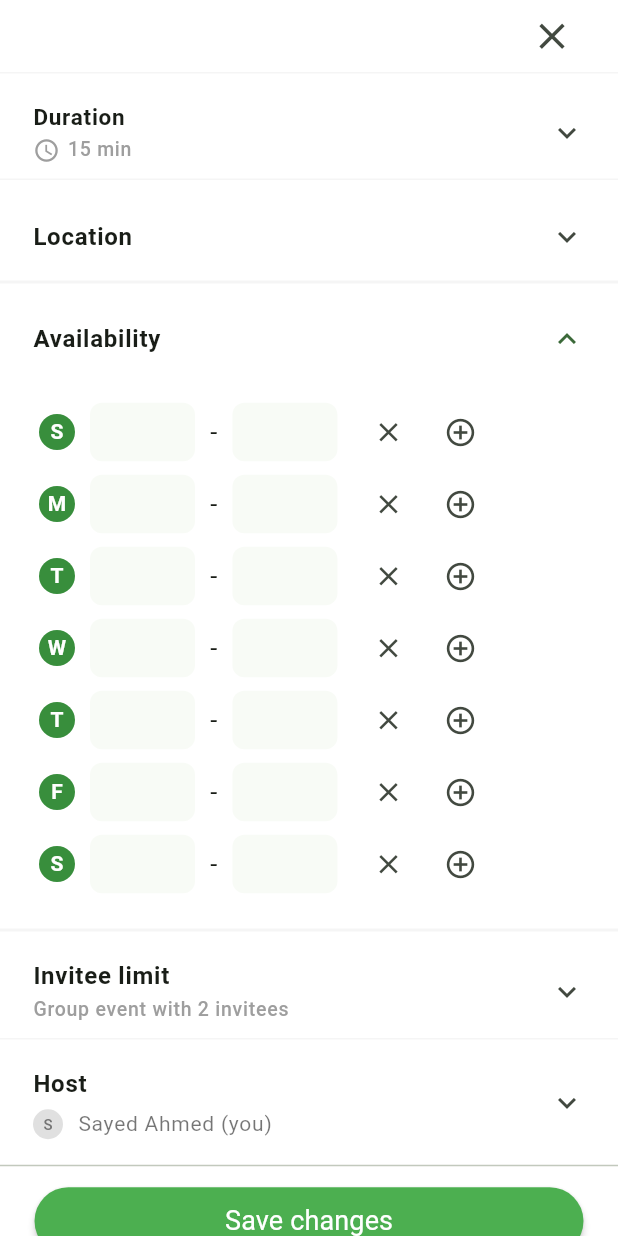
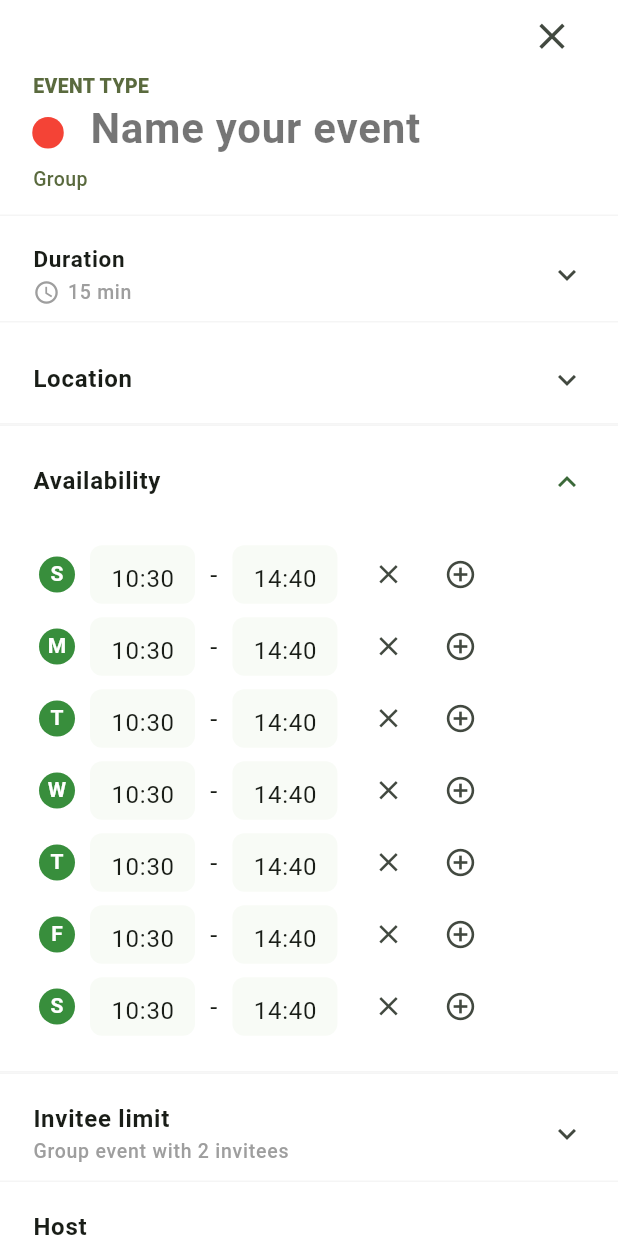
Before and after one commit to sayedmaltan/Timease, a Flutter app: the CreateNewEventScreen screen opened by its route, on a phone screen of 412 x 824 dp. Run offline on Flutter 3.47's test engine with Material 3 defaults, Android fonts, the phone set to English and light mode, and no system bars; our stand-ins replace dartz, dio, flutter_bloc, fluttertoast, get_it, go_router and 4 more; accounts and stored records are empty.

Commit message:
finish ui of create event except periodic,schedulingRange and date

```diff
--- a/timease_mobile/lib/core/utils/styles.dart
+++ b/timease_mobile/lib/core/utils/styles.dart
@@ -55,4 +55,10 @@ abstract class Styles {
     fontWeight: FontWeight.w800,
   );
 
+  static const textFormField=TextStyle(
+      fontSize: 28,
+      fontWeight: FontWeight.w600,
+      color: Colors.black54
+  );
+
 }
--- a/timease_mobile/lib/core/widgets/custom_full_button.dart
+++ b/timease_mobile/lib/core/widgets/custom_full_button.dart
@@ -4,14 +4,14 @@ import 'package:timease_mobile/core/utils/styles.dart';
 
 class CustomFullButton extends StatelessWidget {
   final String text;
-  final VoidCallback response;
+  final VoidCallback onPressed;
   final double height;
   final double ?radios;
 
   const CustomFullButton({
     super.key,
     required this.text,
-    required this.response,
+    required this.onPressed,
     this.height = 56,
      this.radios,
   });
@@ -25,7 +25,7 @@ class CustomFullButton extends StatelessWidget {
       ),
       minWidth: double.infinity,
       color: kPrimaryColor,
-      onPressed: response,
+      onPressed: onPressed,
       child: Text(text, style: Styles.textStyleFullButton),
     );
   }
--- a/timease_mobile/lib/features/authentication/presentation/views/widgets/auth_screen_view_body.dart
+++ b/timease_mobile/lib/features/authentication/presentation/views/widgets/auth_screen_view_body.dart
@@ -35,7 +35,7 @@ class AuthScreenViewBody extends StatelessWidget {
           Spacer(),
           CustomFullButton(
             text: 'Create an Account',
-            response: () => context.push(AppRouter.registerScreen),
+            onPressed: () => context.push(AppRouter.registerScreen),
           ),
           SizedBox(
             height: 18,
--- a/timease_mobile/lib/features/authentication/presentation/views/widgets/login_screen_view_body.dart
+++ b/timease_mobile/lib/features/authentication/presentation/views/widgets/login_screen_view_body.dart
@@ -105,7 +105,7 @@ class _LoginScreenViewBodyState extends State<LoginScreenViewBody> {
                     : CustomFullButton(
                         text: 'Login',
                         height: 52,
-                        response: () {
+                        onPressed: () {
                           if (formKey.currentState!.validate()) {
                             loginCubit.login(
                                 email: emailController.text,
--- a/timease_mobile/lib/features/authentication/presentation/views/widgets/resgister_screen_view_body.dart
+++ b/timease_mobile/lib/features/authentication/presentation/views/widgets/resgister_screen_view_body.dart
@@ -119,7 +119,7 @@ class _RegisterScreenViewBodyState extends State<RegisterScreenViewBody> {
                     : CustomFullButton(
                         text: 'Register',
                         height: 52,
-                        response: () {
+                        onPressed: () {
                           if (formKey.currentState!.validate()) {
                             List<String> nameList =
                                 nameController.text.split(' ');
--- a/timease_mobile/lib/features/event/presentation/views/create_new_event_screen.dart
+++ b/timease_mobile/lib/features/event/presentation/views/create_new_event_screen.dart
@@ -2,12 +2,15 @@ import 'package:flutter/material.dart';
 import 'package:go_router/go_router.dart';
 import 'package:timease_mobile/core/widgets/custom_full_button.dart';
 import 'package:timease_mobile/features/event/presentation/views/custom_create_event_availabilty.dart';
-import 'package:timease_mobile/features/event/presentation/views/widgets/custom_create_event_availabilty_row.dart';
+import 'package:timease_mobile/features/event/presentation/views/widgets/custom_create_event_descriptionost.dart';
 import 'package:timease_mobile/features/event/presentation/views/widgets/custom_create_event_divider.dart';
+import 'package:timease_mobile/features/event/presentation/views/widgets/custom_create_event_form_field.dart';
 import 'package:timease_mobile/features/event/presentation/views/widgets/custom_create_event_host.dart';
 import 'package:timease_mobile/features/event/presentation/views/widgets/custom_create_event_invitee.dart';
 import 'package:timease_mobile/features/event/presentation/views/widgets/custom_create_event_location.dart';
 import 'package:timease_mobile/features/event/presentation/views/widgets/custom_create_event_duration.dart';
+
+import '../../../../core/utils/styles.dart';
 
 class CreateNewEventScreen extends StatefulWidget {
   const CreateNewEventScreen({super.key});
@@ -17,8 +20,14 @@ class CreateNewEventScreen extends StatefulWidget {
 }
 
 class _CreateNewEventScreenState extends State<CreateNewEventScreen> {
+  List<TextEditingController> startTimeList =
+      List.generate(7, (_) => TextEditingController(text: '10:30'));
+  List<TextEditingController> endTimeList =
+      List.generate(7, (_) => TextEditingController(text: '14:40'));
+  List<bool> isUnavailable = List.filled(7, false);
   bool isOpenDuration = false;
   bool isInviteeOpen = false;
+  bool isDescriptionOpen = false;
   bool isHostOpen = false;
   String selectedDuration = "15 min";
   final List<String> durations = [
@@ -33,9 +42,11 @@ class _CreateNewEventScreenState extends State<CreateNewEventScreen> {
     "min",
     "hr",
   ];
+  TextEditingController titleController = TextEditingController();
   TextEditingController customController = TextEditingController();
+  TextEditingController descriptionController = TextEditingController();
   TextEditingController inviteeLimitController =
-  TextEditingController(text: '2');
+      TextEditingController(text: '2');
   var formKey = GlobalKey<FormState>();
   List<String> days = ['S', 'M', 'T', 'W', 'T', 'F', 'S'];
   bool isDayUnavailable = false;
@@ -66,6 +77,35 @@ class _CreateNewEventScreenState extends State<CreateNewEventScreen> {
                       width: 20,
                     )
                   ],
+                ),
+                Padding(
+                  padding: const EdgeInsets.only(left: 22.0,bottom: 2),
+                  child: Text(
+                    'EVENT TYPE',
+                    style: Styles.textStyle12.copyWith(
+                      color: Color(0xFF5A6A3E),
+                      fontSize: 13,
+                      fontWeight: FontWeight.w900,
+                    ),
+                  ),
+                ),
+                Padding(
+                  padding: const EdgeInsets.only(left: 8.0,right: 22,),
+                  child: CustomCreateEventFormField(
+                    controller: titleController,
+                    hintText: 'Name your event',
+                  ),
+                ),
+                Padding(
+                  padding: const EdgeInsets.only(left: 22.0,top: 2,bottom: 14),
+                  child: Text(
+                    'Group',
+                    style: Styles.textStyle14.copyWith(
+                      color: Color(0xFF5A6A3E),
+                      fontSize: 13,
+                      fontWeight: FontWeight.w500,
+                    ),
+                  ),
                 ),
                 CustomCreateEventDivider(),
                 CustomCreateEventDuration(
@@ -98,7 +138,12 @@ class _CreateNewEventScreenState extends State<CreateNewEventScreen> {
                   onExpansionChanged: (value) {},
                 ),
                 CustomCreateEventDivider(),
-                CustomCreateEventAvailability(days: days),
+                CustomCreateEventAvailability(
+                  days: days,
+                  isUnavailable: isUnavailable,
+                  startTimeList: startTimeList,
+                  endTimeList: endTimeList,
+                ),
                 CustomCreateEventDivider(),
                 CustomCreateEventInvitee(
                   inviteeLimitController: inviteeLimitController,
@@ -117,6 +162,15 @@ class _CreateNewEventScreenState extends State<CreateNewEventScreen> {
                     setState(() {});
                   },
                 ),
+                CustomCreateEventDivider(),
+                CustomCreateEventDescription(
+                  descriptionController: descriptionController,
+                  isOpen: isDescriptionOpen,
+                  onExpansionChanged: (value) {
+                    isDescriptionOpen = value;
+                    setState(() {});
+                  },
+                ),
                 Divider(),
                 SizedBox(
                   height: 5,
@@ -126,7 +180,18 @@ class _CreateNewEventScreenState extends State<CreateNewEventScreen> {
                   child: CustomFullButton(
                     height: 45,
                     text: 'Save changes',
-                    response: () {},
+                    onPressed: () {
+                      debugPrint("title is ${titleController.text}");
+                      debugPrint("description is ${descriptionController.text}");
+                      debugPrint("duration is $selectedDuration");
+                      debugPrint(
+                          "maxAttendees is ${inviteeLimitController.text}");
+                      debugPrint("days is ${days[0]}");
+                      debugPrint(isUnavailable[1].toString());
+                      debugPrint(isUnavailable[0].toString());
+                      debugPrint("S is ${startTimeList[0].text}");
+                      debugPrint("S is ${endTimeList[0].text}");
+                    },
                   ),
                 )
               ],
@@ -138,11 +203,10 @@ class _CreateNewEventScreenState extends State<CreateNewEventScreen> {
   }
 }
 
-
 Map<String, String> getDuration(
     {required TextEditingController customController,
-      required String selectedDuration,
-      required String selectedTimeType}) {
+    required String selectedDuration,
+    required String selectedTimeType}) {
   if (customController.text.isNotEmpty) {
     return {selectedTimeType: customController.text};
   } else if (selectedDuration.compareTo('Custom') == 0) {
--- a/timease_mobile/lib/features/event/presentation/views/custom_create_event_availabilty.dart
+++ b/timease_mobile/lib/features/event/presentation/views/custom_create_event_availabilty.dart
@@ -1,22 +1,28 @@
 import 'package:flutter/material.dart';
 import 'package:timease_mobile/features/event/presentation/views/widgets/custom_create_event_availabilty_row.dart';
-
 import '../../../../constants.dart';
 
 class CustomCreateEventAvailability extends StatefulWidget {
   const CustomCreateEventAvailability({
     super.key,
     required this.days,
+    required this.isUnavailable,
+    required this.startTimeList,
+    required this.endTimeList,
   });
 
+  final List<bool> isUnavailable;
+  final List<TextEditingController> startTimeList;
+  final List<TextEditingController> endTimeList;
   final List<String> days;
 
   @override
-  State<CustomCreateEventAvailability> createState() => _CustomCreateEventAvailabilityState();
+  State<CustomCreateEventAvailability> createState() =>
+      _CustomCreateEventAvailabilityState();
 }
 
-class _CustomCreateEventAvailabilityState extends State<CustomCreateEventAvailability> {
- List<bool> isUnavailable=List.filled(7, false);
+class _CustomCreateEventAvailabilityState
+    extends State<CustomCreateEventAvailability> {
   @override
   Widget build(BuildContext context) {
     return Theme(
@@ -40,19 +46,19 @@ class _CustomCreateEventAvailabilityState extends State<CustomCreateEventAvailab
               itemBuilder: (context, index) {
                 return CustomCreateEventAvailabilityRow(
                   day: widget.days[index],
-                  startTimeController: TextEditingController(),
-                  endTimeController: TextEditingController(),
-                  isUnavailable:isUnavailable[index] ,
+                  startTimeController: widget.startTimeList[index],
+                  endTimeController: widget.endTimeList[index],
+                  isUnavailable: widget.isUnavailable[index],
                   onRemove: () {
                     setState(() {
-                      isUnavailable[index]=true;
+                      widget.isUnavailable[index] = true;
                     });
                   },
-                  onAdd:() {
+                  onAdd: () {
                     setState(() {
-                      isUnavailable[index]=false;
+                      widget.isUnavailable[index] = false;
                     });
-                  } ,
+                  },
                 );
               },
             ),
--- a/timease_mobile/lib/features/event/presentation/views/widgets/custom_create_event_availabilty_row.dart
+++ b/timease_mobile/lib/features/event/presentation/views/widgets/custom_create_event_availabilty_row.dart
@@ -43,7 +43,9 @@ class CustomCreateEventAvailabilityRow extends StatelessWidget {
               : Row(
                   children: [
                     CustomCreateEventFormField(
-                        endTimeController: startTimeController),
+                      controller: startTimeController,
+                      width: 70,
+                    ),
                     const SizedBox(width: 10),
                     Text('-',
                         style: TextStyle(
@@ -51,7 +53,8 @@ class CustomCreateEventAvailabilityRow extends StatelessWidget {
                         )),
                     const SizedBox(width: 10),
                     CustomCreateEventFormField(
-                      endTimeController: endTimeController,
+                      controller: endTimeController,
+                      width: 70,
                     ),
                   ],
                 ),
@@ -62,14 +65,14 @@ class CustomCreateEventAvailabilityRow extends StatelessWidget {
                 Icons.close,
                 size: 21,
               ),
-                onPressed: onRemove),
+              onPressed: onRemove,
+            ),
           IconButton(
               icon: Icon(
                 Icons.add_circle_outline,
                 size: 22,
               ),
-            onPressed: onAdd
-          ),
+              onPressed: onAdd),
         ],
       ),
     );
--- a/timease_mobile/lib/features/event/presentation/views/widgets/custom_create_event_form_field.dart
+++ b/timease_mobile/lib/features/event/presentation/views/widgets/custom_create_event_form_field.dart
@@ -1,30 +1,57 @@
 import 'package:flutter/material.dart';
+import 'package:timease_mobile/constants.dart';
+
+import '../../../../../core/utils/styles.dart';
 
 class CustomCreateEventFormField extends StatelessWidget {
   const CustomCreateEventFormField({
     super.key,
-    required this.endTimeController,
+    required this.controller,
+    this.width,
+    this.hintText = '',
   });
 
-  final TextEditingController endTimeController;
+  final TextEditingController controller;
+  final double? width;
+  final String hintText;
 
   @override
   Widget build(BuildContext context) {
     return SizedBox(
       height: 39,
-      width: 70,
+      width: width,
       child: TextFormField(
-        controller: endTimeController,
+        style: width!=70?Styles.textFormField.copyWith(
+          color: Colors.black87
+        ):null,
+        controller: controller,
         decoration: InputDecoration(
+          prefixStyle: TextStyle(letterSpacing: 0),
+          prefixIcon: width != 70
+              ? Padding(
+                  padding: const EdgeInsets.symmetric(vertical: 9),
+                  child: CircleAvatar(
+                    radius: 10,
+                    backgroundColor: Colors.red,
+                  ),
+                )
+              : null,
+          hintStyle: Styles.textFormField,
           filled: true,
-          fillColor: Color(0xFFF8FBF6),
+          focusedBorder: width != 70
+              ? OutlineInputBorder(
+                  borderSide: BorderSide(color: kPrimaryColor),
+                  borderRadius: BorderRadius.circular(15))
+              : null,
+          fillColor: width == 70 ? Color(0xFFF8FBF6) : Colors.transparent,
           border: OutlineInputBorder(
             borderRadius: BorderRadius.circular(8.0),
-            borderSide: BorderSide.none, // Optional: Remove border
+            borderSide: BorderSide.none,
           ),
+          hintText: hintText,
           contentPadding: EdgeInsets.symmetric(vertical: 10, horizontal: 10),
         ),
-        textAlign: TextAlign.center,
+        textAlign: width == 70 ? TextAlign.center : TextAlign.left,
       ),
     );
   }
--- a/timease_mobile/lib/features/meeting/presentation/views/widgets/custom_filter_bottom_sheet.dart
+++ b/timease_mobile/lib/features/meeting/presentation/views/widgets/custom_filter_bottom_sheet.dart
@@ -153,7 +153,7 @@ class _CustomFilterBottomSheetState extends State<CustomFilterBottomSheet> {
                       child: CustomFullButton(
                         radios: 23,
                         text: 'Apply Filter',
-                        response: () {
+                        onPressed: () {
                           if (formKey.currentState!.validate()) {
                             if (fromDate.isAfter(toDate)) {
                               customShowToast(
```
Also changed, not shown: timease_mobile/lib/features/event/presentation/views/widgets/custom_create_event_descriptionost.dart (added, +57 -0 lines), timease_mobile/lib/features/meeting/presentation/views/mettings_screen_view_body.dart (line endings or trailing spaces), 4 other files. Lines whose indentation alone changed are shown as unchanged.
